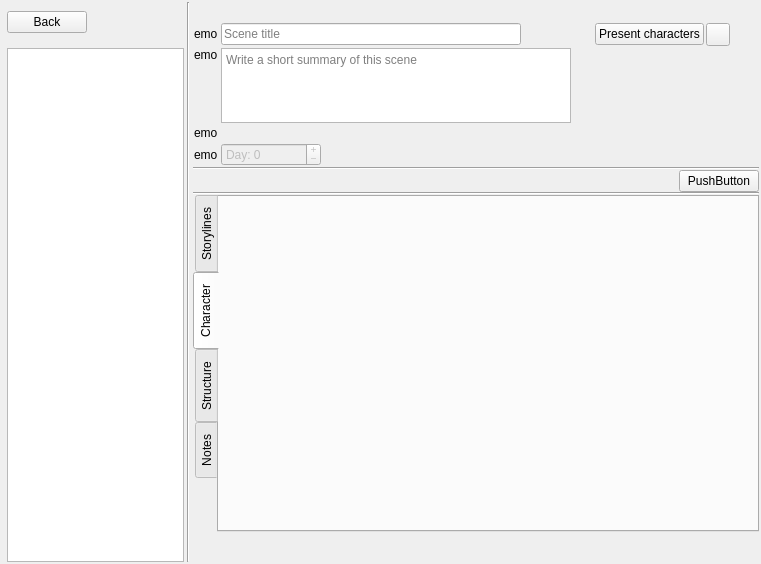
Above: ui/scene_editor.ui from zkovari/plotlyst before the change. Below: the same form after it.
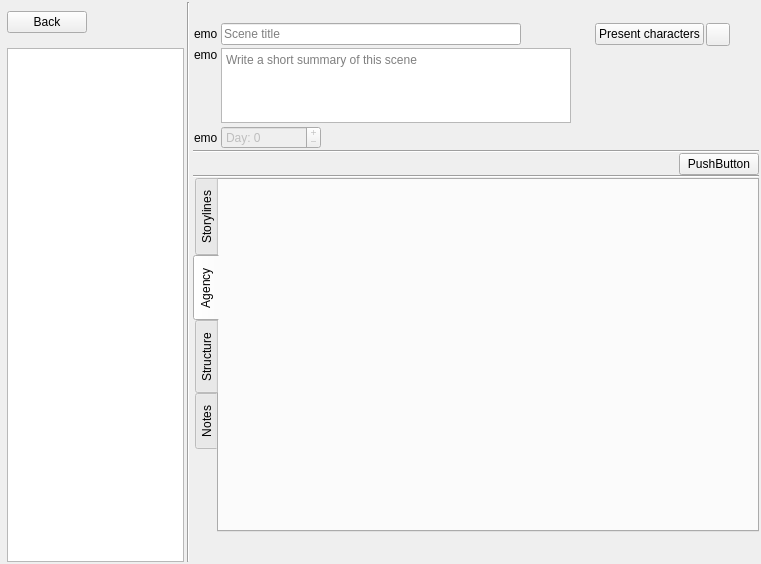
That is the form after the change. The open tabs and pages were chosen to show the change. Custom widgets are drawn as their Qt base class.

Commit message:
Scene elements editor (#674)
* Scene elements editor

* plot selection

* fix tests

* multiple storyline selector

* better button

* PlotValuesDisplay

* quick popup

* remove

What changed in the file:
```diff
--- a/ui/scene_editor.ui
+++ b/ui/scene_editor.ui
@@ -287,49 +287,6 @@
             </item>
            </layout>
           </item>
-          <item>
-           <widget class="QWidget" name="wdgPlotParent" native="true">
-            <property name="sizePolicy">
-             <sizepolicy hsizetype="Preferred" vsizetype="Maximum">
-              <horstretch>0</horstretch>
-              <verstretch>0</verstretch>
-             </sizepolicy>
-            </property>
-            <layout class="QHBoxLayout" name="horizontalLayout_4">
-             <property name="spacing">
-              <number>3</number>
-             </property>
-             <property name="leftMargin">
-              <number>0</number>
-             </property>
-             <property name="topMargin">
-              <number>0</number>
-             </property>
-             <property name="rightMargin">
-              <number>0</number>
-             </property>
-             <property name="bottomMargin">
-              <number>0</number>
-             </property>
-             <item alignment="Qt::AlignLeft|Qt::AlignVCenter">
-              <widget class="QLabel" name="lblPlotEmoji">
-               <property name="sizePolicy">
-                <sizepolicy hsizetype="Maximum" vsizetype="Maximum">
-                 <horstretch>0</horstretch>
-                 <verstretch>0</verstretch>
-                </sizepolicy>
-               </property>
-               <property name="text">
-                <string>emo</string>
-               </property>
-              </widget>
-             </item>
-             <item>
-              <widget class="QWidget" name="wdgPlotContainer" native="true"/>
-             </item>
-            </layout>
-           </widget>
-          </item>
           <item alignment="Qt::AlignTop">
            <widget class="QWidget" name="wdgDayParent" native="true">
             <layout class="QHBoxLayout" name="horizontalLayout_16">
@@ -622,7 +579,7 @@
              <bool>true</bool>
             </property>
             <attribute name="title">
-             <string>Character</string>
+             <string>Agency</string>
             </attribute>
             <layout class="QVBoxLayout" name="verticalLayout_8">
              <property name="spacing">
```
Left out of the diff: 5 changed lines with no effect on the pictures. The commit also changes 7 other files.
